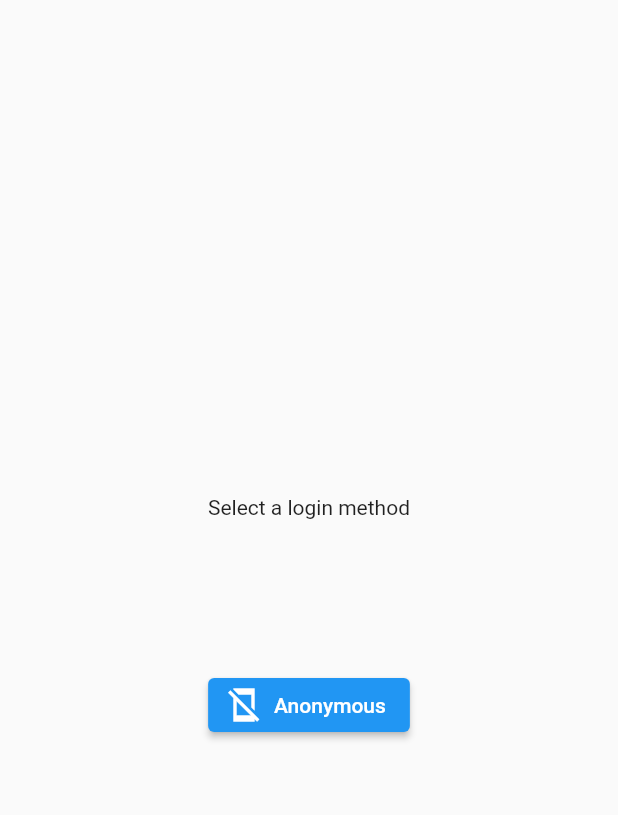
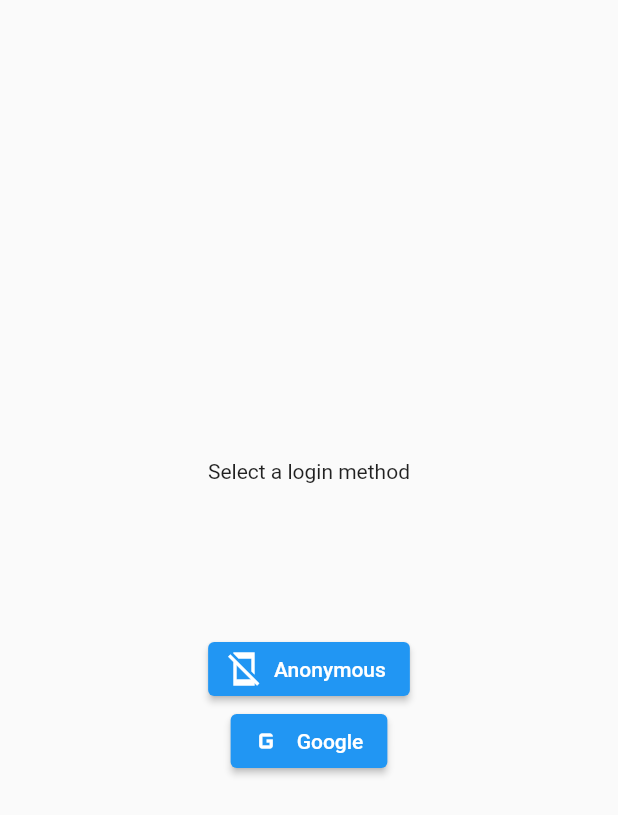
Before and after one commit to songyang-dev/vanier-mobile-firebase-authentication, a Flutter app: the screen it shows after launch, after a tap on "Anonymous", on a phone screen of 412 x 824 dp. Shown: the top 815 px of the screen. Run offline on Flutter 3.47's test engine with Material 2 defaults, Android fonts, the phone set to English and light mode, and no system bars; our stand-ins replace firebase_auth, firebase_core, google_sign_in; accounts and stored records are empty; generated files the repository leaves out were written again; network calls fail.

Commit message:
Google sign in, added notes

```diff
--- a/lib/login/login.dart
+++ b/lib/login/login.dart
@@ -1,5 +1,4 @@
 import 'package:flutter/material.dart';
-import 'package:flutter/widgets.dart';
 
 import '../services/authentication.dart';
 import 'login_choices.dart';
--- a/lib/login/login_choices.dart
+++ b/lib/login/login_choices.dart
@@ -19,11 +19,19 @@ class LoginSelectionScreen extends StatelessWidget {
               height: 100,
             ),
             ElevatedButton.icon(
-                onPressed: () async {
-                  await AuthService().anonymousLogin();
-                },
-                icon: const Icon(Icons.mobile_off_sharp),
-                label: const Text("Anonymous")),
+              onPressed: () async {
+                await AuthService().anonymousLogin();
+              },
+              icon: const Icon(Icons.mobile_off_sharp),
+              label: const Text("Anonymous"),
+            ),
+            ElevatedButton.icon(
+              onPressed: () async {
+                await AuthService().googleLogin();
+              },
+              icon: const Icon(Icons.g_mobiledata),
+              label: const Text("Google"),
+            ),
           ],
         ),
       ),
--- a/lib/main.dart
+++ b/lib/main.dart
@@ -3,7 +3,6 @@ import 'package:flutter/material.dart';
 
 import 'firebase_options.dart';
 import 'login/login.dart';
-import 'login/login_choices.dart';
 
 void main() {
   WidgetsFlutterBinding.ensureInitialized();
```
Also changed, not shown: lib/services/authentication.dart (+25 -0 lines).
